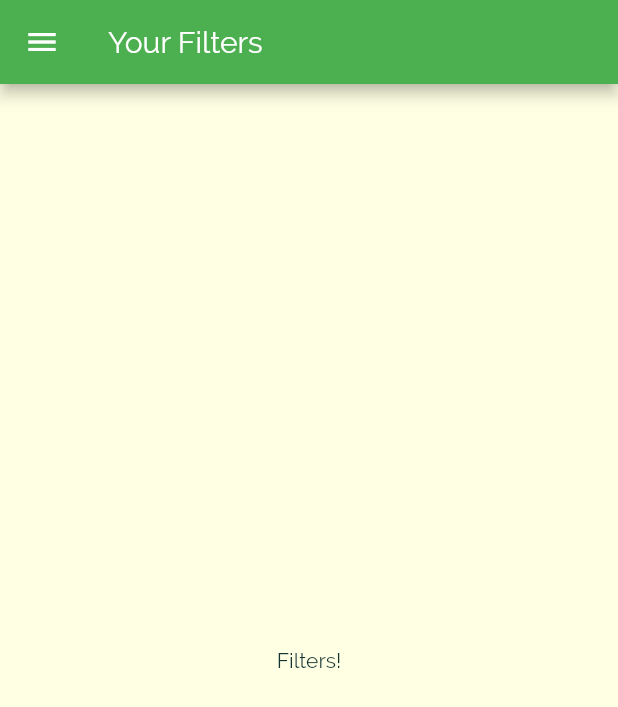
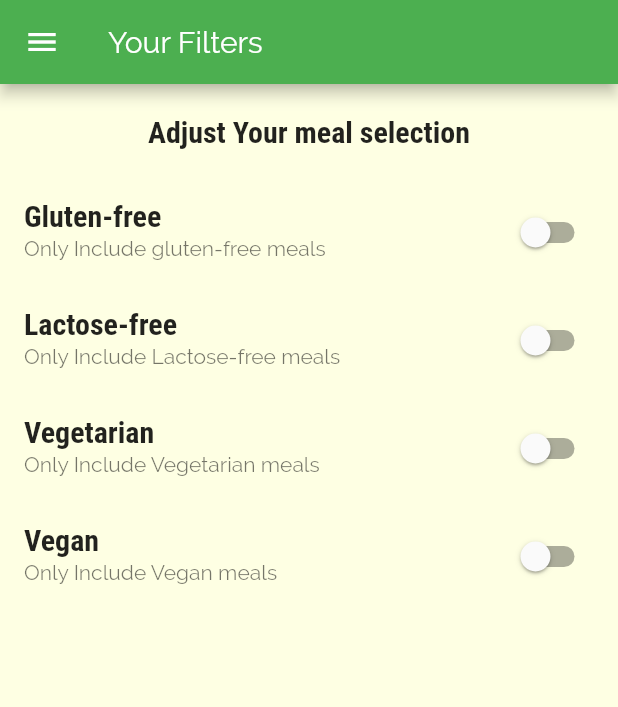
Before and after one commit to itsme-v07/MealsApp, a Flutter app: the FiltersScreen screen opened by its route, on a phone screen of 412 x 824 dp. Shown: the top 707 px of the screen. Run offline on Flutter 3.47's test engine with Material 2 defaults, Android fonts, the phone set to English and light mode, and no system bars.

Commit message:
add filters

```diff
--- a/lib/screens/filters_screen.dart
+++ b/lib/screens/filters_screen.dart
@@ -1,21 +1,97 @@
 import 'package:flutter/material.dart';
 import '../widgets/main_drawer.dart';
 
-class FiltersScreen extends StatelessWidget {
+class FiltersScreen extends StatefulWidget {
   const FiltersScreen({super.key});
 
   static const routName = '/filters';
 
   @override
+  State<FiltersScreen> createState() => _FiltersScreenState();
+}
+
+class _FiltersScreenState extends State<FiltersScreen> {
+  bool _glutenFree = false;
+  bool _vegetarian = false;
+  bool _vegan = false;
+  bool _lactoseFree = false;
+
+  Widget _buildSwitchListTitle(
+    String title,
+    String description,
+    bool cureentValue,
+    Function(bool) updateValue,
+  ) {
+    return SwitchListTile(
+      title: Text(title),
+      subtitle: Text(description),
+      value: cureentValue,
+      onChanged: updateValue,
+    );
+  }
+
+  @override
   Widget build(BuildContext context) {
     return Scaffold(
-      appBar: AppBar(
-        title: Text('Your Filters'),
-      ),
-      drawer: MainDrawer(),
-      body: Center(
-        child: Text('Filters!'),
-      ),
-    );
+        appBar: AppBar(
+          title: Text('Your Filters'),
+        ),
+        drawer: MainDrawer(),
+        body: Column(
+          children: <Widget>[
+            Container(
+              padding: EdgeInsets.all(20),
+              child: Text(
+                'Adjust Your meal selection',
+                style: Theme.of(context).textTheme.subtitle1,
+              ),
+            ),
+            Expanded(
+                child: ListView(
+              children: <Widget>[
+                _buildSwitchListTitle(
+                  'Gluten-free',
+                  'Only Include gluten-free meals',
+                  _glutenFree,
+                  (newValue) {
+                    setState(() {
+                      _glutenFree = newValue;
+                    });
+                  },
+                ),
+                _buildSwitchListTitle(
+                  'Lactose-free',
+                  'Only Include Lactose-free meals',
+                  _lactoseFree,
+                  (newValue) {
+                    setState(() {
+                      _lactoseFree = newValue;
+                    });
+                  },
+                ),
+                _buildSwitchListTitle(
+                  'Vegetarian',
+                  'Only Include Vegetarian meals',
+                  _vegetarian,
+                  (newValue) {
+                    setState(() {
+                      _vegetarian = newValue;
+                    });
+                  },
+                ),
+                _buildSwitchListTitle(
+                  'Vegan',
+                  'Only Include Vegan meals',
+                  _vegan,
+                  (newValue) {
+                    setState(() {
+                      _vegan = newValue;
+                    });
+                  },
+                ),
+              ],
+            ))
+          ],
+        ));
   }
 }
```
